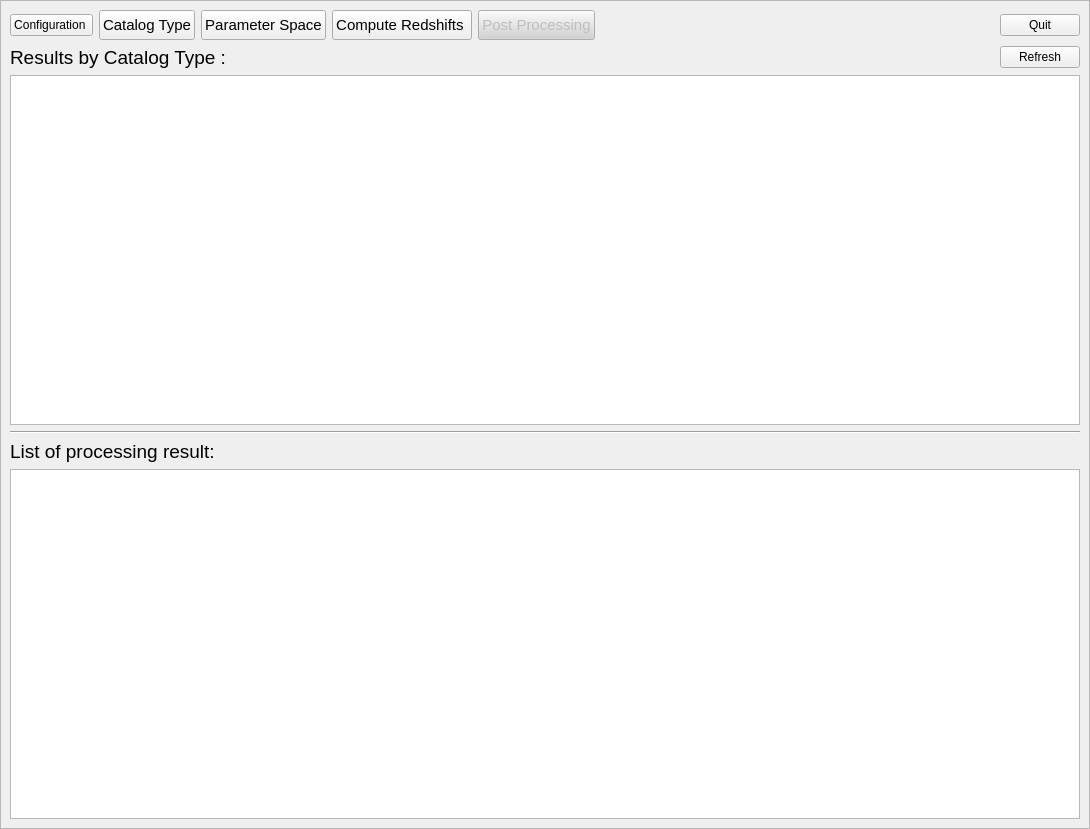
Qt form PhzQtUI/auxdir/PhzQtUI/FormPostProcessing.ui (astrorama/Phosphoros) before a commit.
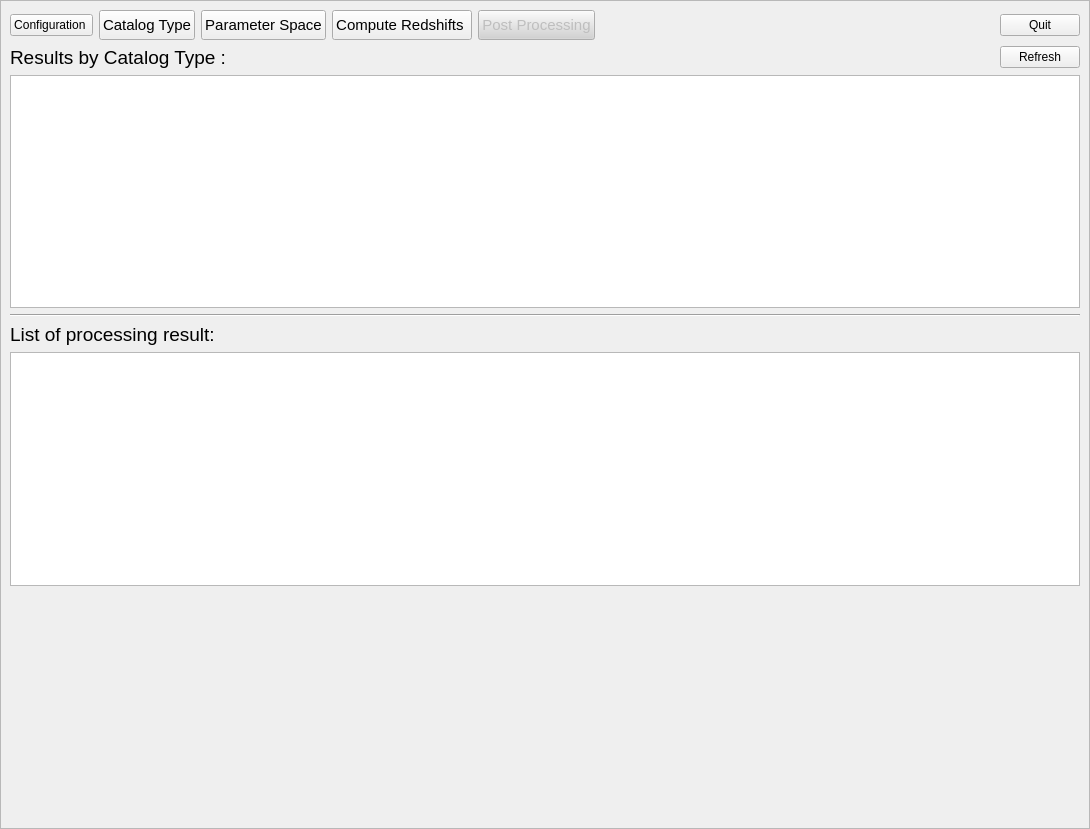
The same form after that commit.

Commit message: Add result listing and action buttons

```diff
--- a/PhzQtUI/auxdir/PhzQtUI/FormPostProcessing.ui
+++ b/PhzQtUI/auxdir/PhzQtUI/FormPostProcessing.ui
@@ -269,6 +269,19 @@
         </attribute>
        </widget>
       </item>
+      <item>
+       <spacer name="verticalSpacer">
+        <property name="orientation">
+         <enum>Qt::Vertical</enum>
+        </property>
+        <property name="sizeHint" stdset="0">
+         <size>
+          <width>20</width>
+          <height>40</height>
+         </size>
+        </property>
+       </spacer>
+      </item>
      </layout>
     </widget>
    </item>
```
The commit also changes 4 other files.
